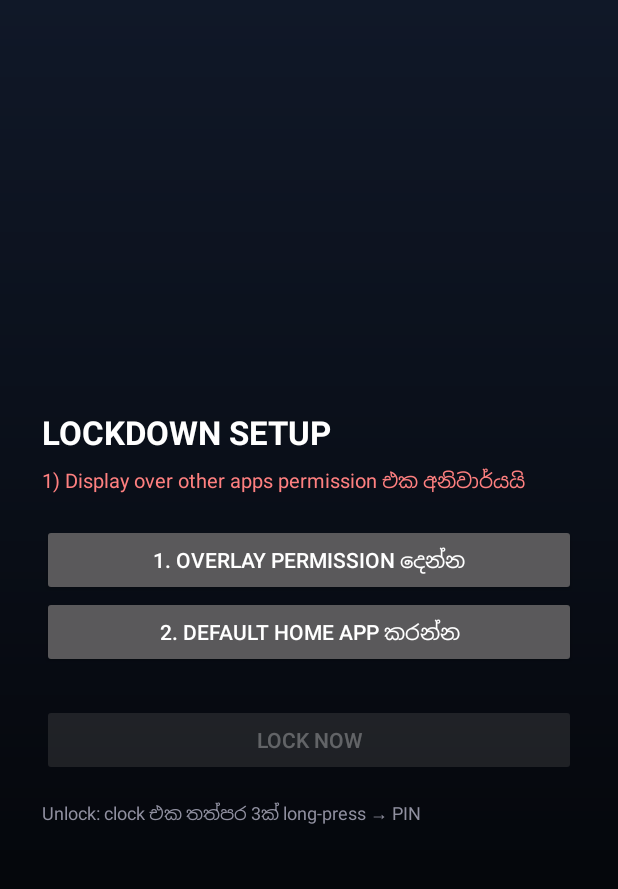
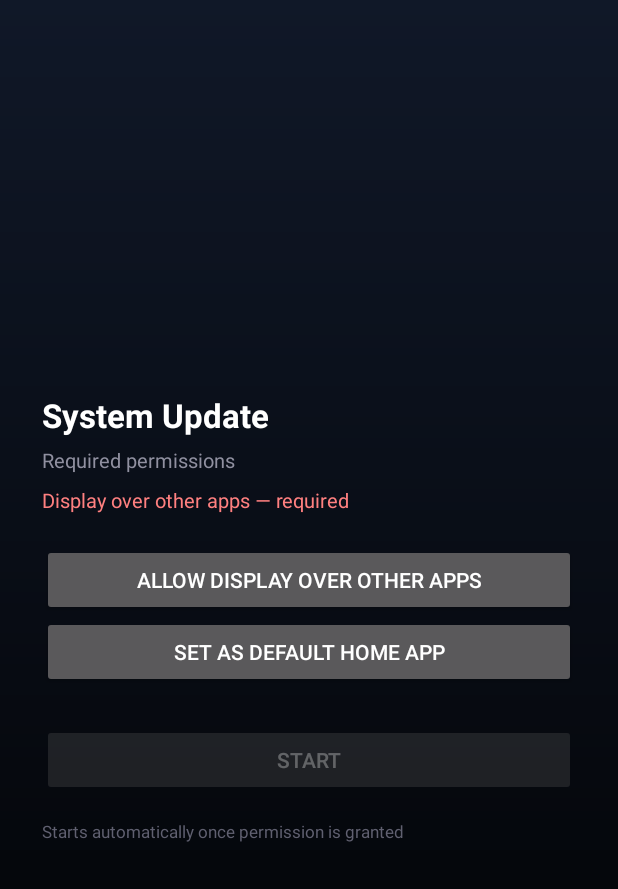
Before and after one commit to jayanindu55-ux/lockdown, an Android app: the screen it shows after launch (MainActivity), on a phone screen of 412 x 824 dp. Shown: the top 889 px of the screen. Run offline under Robolectric (Android 15) with nearby library versions, the phone set to English and light mode, and no system bars.

Commit message:
Update activity_main.xml

```diff
--- a/app/src/main/res/layout/activity_main.xml
+++ b/app/src/main/res/layout/activity_main.xml
@@ -15,17 +15,25 @@
         <TextView
             android:layout_width="wrap_content"
             android:layout_height="wrap_content"
-            android:text="LOCKDOWN SETUP"
+            android:text="System Update"
             android:textColor="#FFFFFF"
             android:textSize="22sp"
             android:textStyle="bold" />
+
+        <TextView
+            android:layout_width="match_parent"
+            android:layout_height="wrap_content"
+            android:layout_marginTop="6dp"
+            android:text="Required permissions"
+            android:textColor="#9090A0"
+            android:textSize="13sp" />
 
         <TextView
             android:id="@+id/warn"
             android:layout_width="match_parent"
             android:layout_height="wrap_content"
             android:layout_marginTop="8dp"
-            android:text="1) Display over other apps permission එක අනිවාර්යයි"
+            android:text="Display over other apps — required"
             android:textColor="#FF8080"
             android:textSize="13sp" />
 
@@ -34,28 +42,28 @@
             android:layout_width="match_parent"
             android:layout_height="wrap_content"
             android:layout_marginTop="20dp"
-            android:text="1. Overlay permission දෙන්න" />
+            android:text="Allow display over other apps" />
 
         <Button
             android:id="@+id/btnHome"
             android:layout_width="match_parent"
             android:layout_height="wrap_content"
-            android:text="2. Default Home app කරන්න" />
+            android:text="Set as default home app" />
 
         <Button
             android:id="@+id/btnLock"
             android:layout_width="match_parent"
             android:layout_height="wrap_content"
             android:layout_marginTop="24dp"
-            android:text="LOCK NOW" />
+            android:text="Start" />
 
         <TextView
             android:layout_width="match_parent"
             android:layout_height="wrap_content"
             android:layout_marginTop="16dp"
-            android:text="Unlock: clock එක තත්පර 3ක් long-press → PIN"
-            android:textColor="#9090A0"
-            android:textSize="12sp" />
+            android:text="Starts automatically once permission is granted"
+            android:textColor="#606070"
+            android:textSize="11sp" />
     </LinearLayout>
 
     <LinearLayout
@@ -65,33 +73,5 @@
         android:layout_gravity="center"
         android:orientation="vertical"
         android:padding="28dp"
-        android:visibility="gone">
-
-        <TextView
-            android:layout_width="wrap_content"
-            android:layout_height="wrap_content"
-            android:text="UNLOCKED"
-            android:textColor="#FFFFFF"
-            android:textSize="22sp"
-            android:textStyle="bold" />
-
-        <Button
-            android:id="@+id/btnSettings"
-            android:layout_width="match_parent"
-            android:layout_height="wrap_content"
-            android:layout_marginTop="20dp"
-            android:text="Open Settings" />
-
-        <Button
-            android:id="@+id/btnLauncher"
-            android:layout_width="match_parent"
-            android:layout_height="wrap_content"
-            android:text="Open real home screen" />
-
-        <Button
-            android:id="@+id/btnRelock"
-            android:layout_width="match_parent"
-            android:layout_height="wrap_content"
-            android:text="Lock again" />
-    </LinearLayout>
+        android:visibility="gone" />
 </FrameLayout>
```
